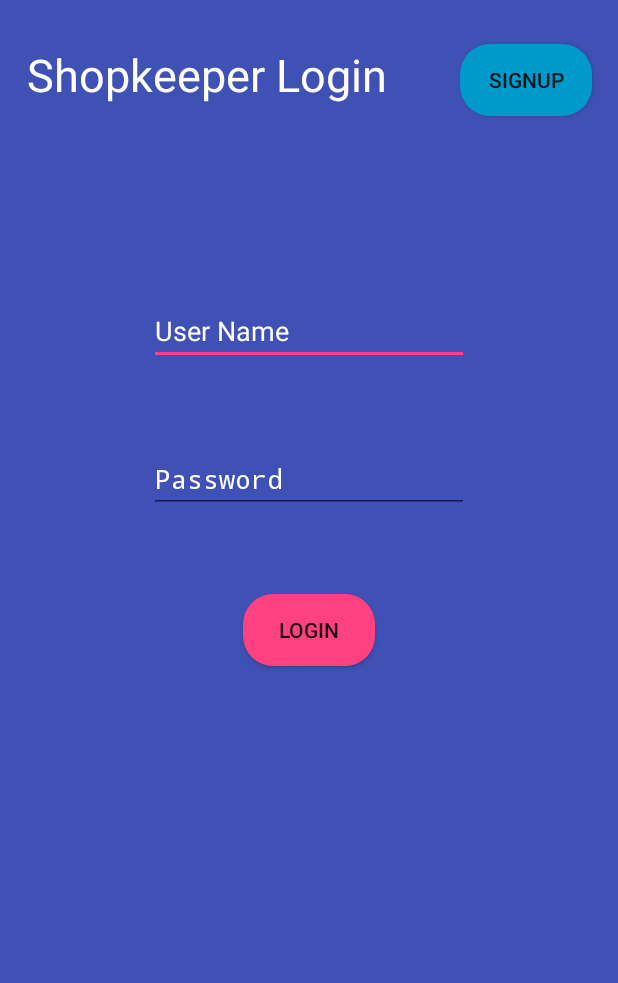
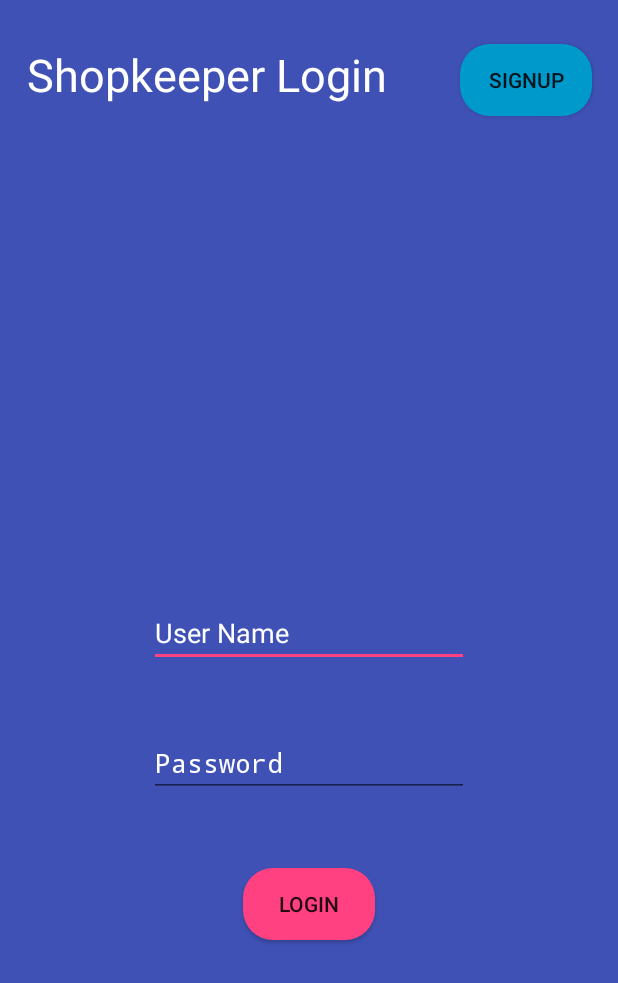
Before and after one commit to maruthicreat/smartshoppingauth, an Android app: the ShopkeeperLog screen opened directly, with no data from a screen before it, on a phone screen of 412 x 824 dp. Shown: the top 983 px of the screen. Run offline under Robolectric (Android 15) with nearby library versions, the phone set to English and light mode, and no system bars.

Commit message:
login verify

```diff
--- a/app/src/main/res/layout/shopkeeperloginpage.xml
+++ b/app/src/main/res/layout/shopkeeperloginpage.xml
@@ -11,41 +11,42 @@
         android:layout_height="match_parent">
 
         <EditText
-            android:id="@+id/editText"
+            android:id="@+id/usertext"
             android:layout_width="wrap_content"
             android:layout_height="wrap_content"
-            android:layout_marginTop="198dp"
             android:ems="10"
             android:hint="User Name"
             android:inputType="textPersonName"
             android:textColor="@android:color/background_light"
             android:textColorHint="@android:color/background_light"
-            android:layout_alignParentTop="true"
-            android:layout_centerHorizontal="true" />
+            android:layout_above="@+id/passtext"
+            android:layout_alignLeft="@+id/passtext"
+            android:layout_alignStart="@+id/passtext"
+            android:layout_marginBottom="41dp" />
 
         <EditText
-            android:id="@+id/editText2"
+            android:id="@+id/passtext"
             android:layout_width="wrap_content"
             android:layout_height="wrap_content"
-            android:layout_marginTop="53dp"
+            android:layout_marginBottom="95dp"
             android:ems="10"
             android:hint="Password"
             android:inputType="textPassword"
             android:textColor="@android:color/background_light"
             android:textColorHint="@android:color/background_light"
-            android:layout_below="@+id/editText"
-            android:layout_alignLeft="@+id/editText"
-            android:layout_alignStart="@+id/editText" />
+            android:layout_alignBottom="@+id/button2"
+            android:layout_centerHorizontal="true" />
 
         <Button
             android:id="@+id/button2"
             android:layout_width="wrap_content"
             android:layout_height="wrap_content"
-            android:layout_below="@+id/editText2"
+            android:background="@drawable/loginbutton"
+            android:onClick="testpass"
+            android:text="LOGIN"
+            android:layout_alignParentBottom="true"
             android:layout_centerHorizontal="true"
-            android:layout_marginTop="54dp"
-            android:background="@drawable/loginbutton"
-            android:text="LOGIN" />
+            android:layout_marginBottom="197dp" />
 
         <Button
             android:id="@+id/button3"
```
